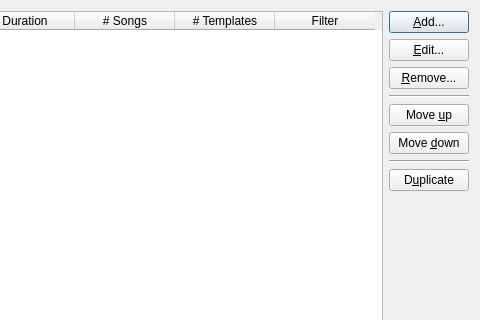
Above: DlgManageFilters.ui from madmaxoft/SkauTan before the change; both pictures show x 437 to 917 and y 0 to 320 of the 917 by 539 pixel window. Below: the same form after it.
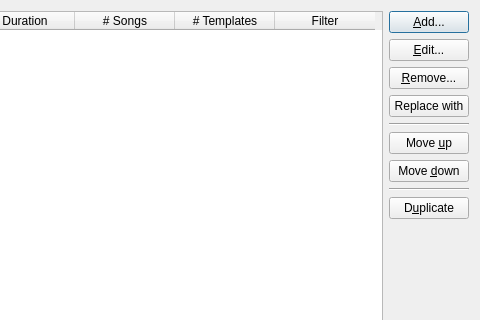
That is the form after the change.

Commit message: Implemented replacing filters.

The edit to the form file:
```diff
--- a/DlgManageFilters.ui
+++ b/DlgManageFilters.ui
@@ -102,6 +102,13 @@
        </property>
       </widget>
      </item>
+     <item>
+      <widget class="QPushButton" name="btnReplace">
+       <property name="text">
+        <string>Replace with</string>
+       </property>
+      </widget>
+     </item>
      <item>
       <widget class="Line" name="line">
        <property name="orientation">
```
The commit also changes 6 other files.
